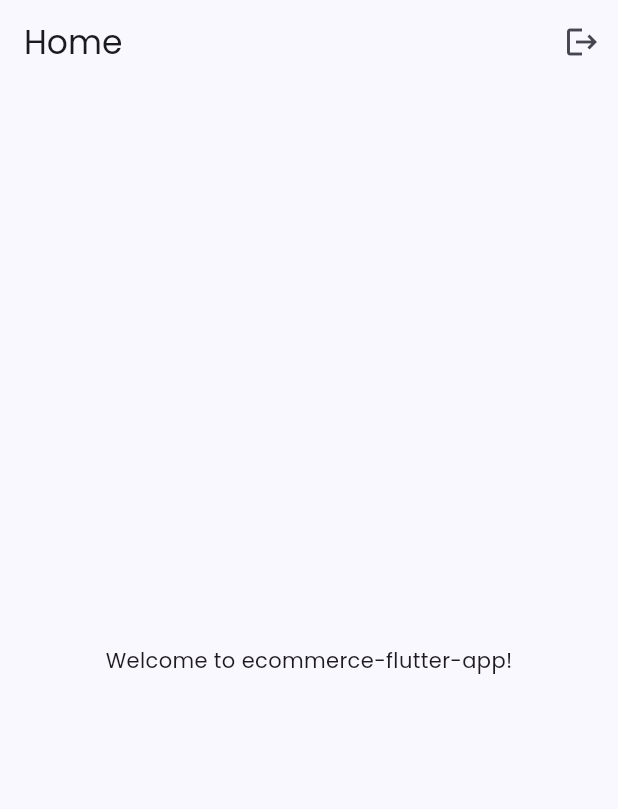
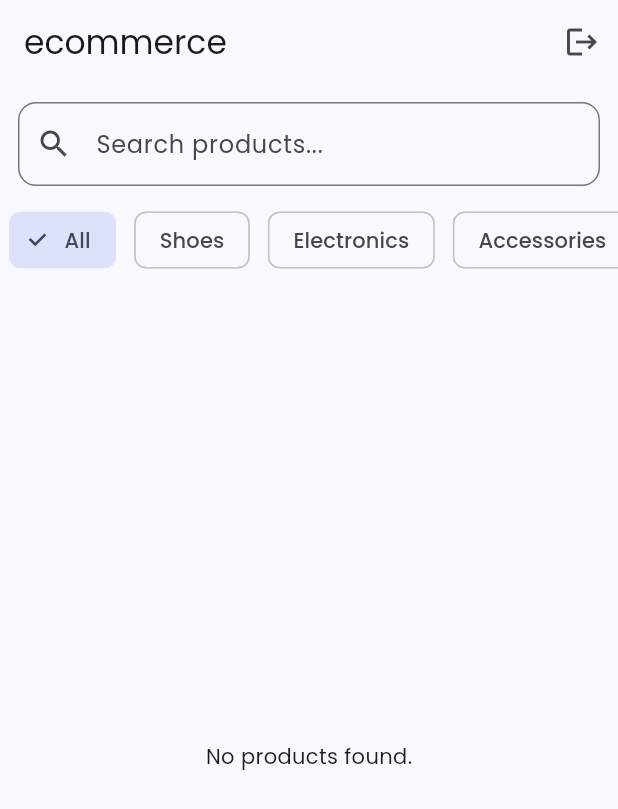
Before and after one commit to ebroahmed/e_commerce_flutter_app, a Flutter app: the screen it shows once a user with an empty profile is signed in, on a phone screen of 412 x 824 dp. Shown: the top 809 px of the screen. Run offline on Flutter 3.47's test engine with Material 3 defaults, Android fonts, the phone set to English and light mode, and no system bars; our stand-ins replace cloud_firestore, firebase_auth, firebase_core, flutter_riverpod, google_fonts; accounts and stored records are empty.

Commit message:
home screen updated

```diff
--- a/lib/screens/home_screen.dart
+++ b/lib/screens/home_screen.dart
@@ -1,4 +1,7 @@
 import 'package:e_commerce_flutter_app/providers/auth_provider.dart';
+import 'package:e_commerce_flutter_app/providers/product_provider.dart';
+import 'package:e_commerce_flutter_app/widgets/category_filter.dart';
+import 'package:e_commerce_flutter_app/widgets/product_card.dart';
 import 'package:flutter/material.dart';
 import 'package:flutter_riverpod/flutter_riverpod.dart';
 
@@ -8,14 +11,66 @@ class HomeScreen extends ConsumerWidget {
   @override
   Widget build(BuildContext context, WidgetRef ref) {
     final auth = ref.read(authRepositoryProvider);
+    final productsAsync = ref.watch(filteredProductListProvider);
+    final searchController = TextEditingController();
+
     return Scaffold(
       appBar: AppBar(
-        title: Text("Home"),
+        title: Text('ecommerce'),
         actions: [
           IconButton(icon: Icon(Icons.logout), onPressed: () => auth.logout()),
         ],
       ),
-      body: Center(child: Text("Welcome to ecommerce-flutter-app!")),
+      body: Column(
+        children: [
+          // Search bar
+          Padding(
+            padding: const EdgeInsets.all(12),
+            child: TextField(
+              controller: searchController,
+              decoration: InputDecoration(
+                hintText: 'Search products...',
+                prefixIcon: Icon(Icons.search),
+                border: OutlineInputBorder(
+                  borderRadius: BorderRadius.circular(12),
+                ),
+              ),
+              onChanged: (value) {
+                ref.read(searchTermProvider.notifier).state = value;
+              },
+            ),
+          ),
+
+          // 🧭 Category filter
+          const CategoryFilter(),
+
+          //  Product grid
+          Expanded(
+            child: productsAsync.when(
+              data: (products) {
+                if (products.isEmpty) {
+                  return const Center(child: Text('No products found.'));
+                }
+
+                return GridView.builder(
+                  padding: const EdgeInsets.all(12),
+                  itemCount: products.length,
+                  gridDelegate: const SliverGridDelegateWithFixedCrossAxisCount(
+                    crossAxisCount: 2,
+                    crossAxisSpacing: 12,
+                    mainAxisSpacing: 12,
+                    childAspectRatio: 0.7,
+                  ),
+                  itemBuilder: (_, index) =>
+                      ProductCard(product: products[index]),
+                );
+              },
+              loading: () => const Center(child: CircularProgressIndicator()),
+              error: (e, _) => Center(child: Text('Error: $e')),
+            ),
+          ),
+        ],
+      ),
     );
   }
 }
--- a/lib/widgets/category_filter.dart
+++ b/lib/widgets/category_filter.dart
@@ -0,0 +1,48 @@
+// lib/widgets/category_filter.dart
+import 'package:e_commerce_flutter_app/providers/product_provider.dart';
+import 'package:flutter/material.dart';
+import 'package:flutter_riverpod/flutter_riverpod.dart';
+
+const categories = [
+  'All',
+  'Shoes',
+  'Electronics',
+  'Accessories',
+  'Fashion',
+  'Computers',
+];
+
+class CategoryFilter extends ConsumerWidget {
+  const CategoryFilter({super.key});
+
+  @override
+  Widget build(BuildContext context, WidgetRef ref) {
+    final selectedCategory = ref.watch(selectedCategoryProvider);
+
+    return SizedBox(
+      height: 48,
+      child: ListView.builder(
+        scrollDirection: Axis.horizontal,
+        itemCount: categories.length,
+        itemBuilder: (_, index) {
+          final category = categories[index];
+          final isSelected =
+              selectedCategory == null && category == 'All' ||
+              selectedCategory == category;
+
+          return Padding(
+            padding: const EdgeInsets.symmetric(horizontal: 6),
+            child: ChoiceChip(
+              label: Text(category),
+              selected: isSelected,
+              onSelected: (_) {
+                ref.read(selectedCategoryProvider.notifier).state =
+                    category == 'All' ? null : category;
+              },
+            ),
+          );
+        },
+      ),
+    );
+  }
+}
```
Also changed, not shown: lib/widgets/product_card.dart (+51 -0 lines).
